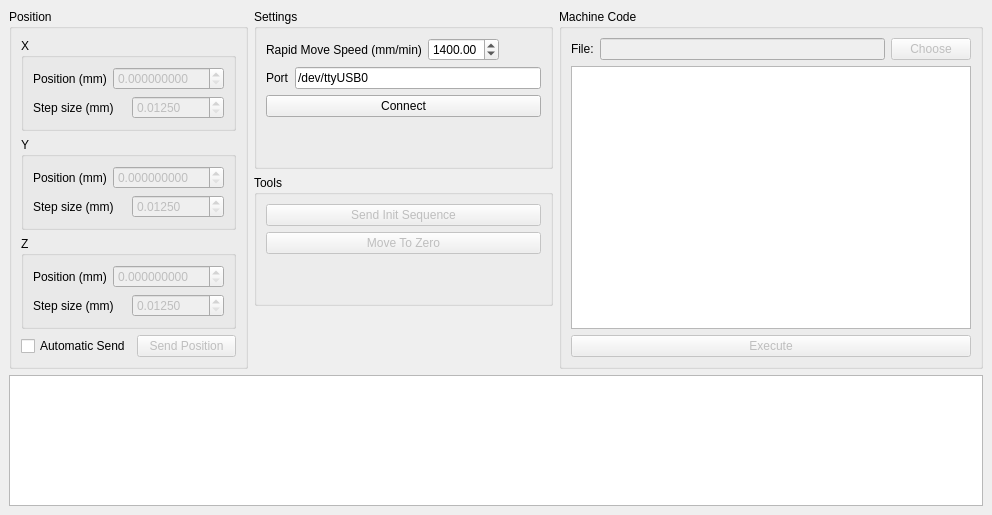
Old version of the form gui/ui.ui in the repository arneboe/vhf_cam330_cnc450_spc600.
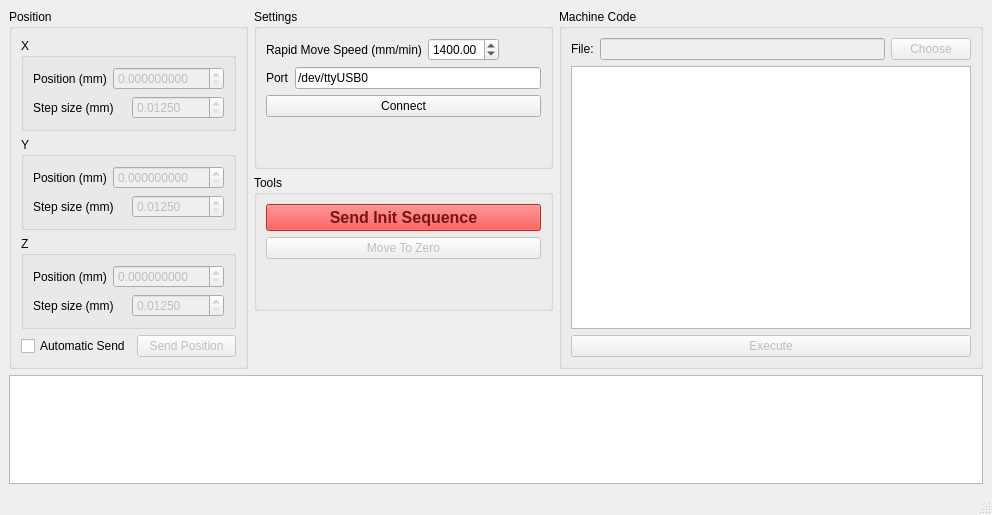
New version of the form.

```diff
--- a/gui/ui.ui
+++ b/gui/ui.ui
@@ -369,6 +369,428 @@
                <property name="enabled">
                 <bool>false</bool>
                </property>
+               <property name="palette">
+                <palette>
+                 <active>
+                  <colorrole role="WindowText">
+                   <brush brushstyle="SolidPattern">
+                    <color alpha="255">
+                     <red>0</red>
+                     <green>0</green>
+                     <blue>0</blue>
+                    </color>
+                   </brush>
+                  </colorrole>
+                  <colorrole role="Button">
+                   <brush brushstyle="SolidPattern">
+                    <color alpha="255">
+                     <red>239</red>
+                     <green>41</green>
+                     <blue>41</blue>
+                    </color>
+                   </brush>
+                  </colorrole>
+                  <colorrole role="Light">
+                   <brush brushstyle="SolidPattern">
+                    <color alpha="255">
+                     <red>255</red>
+                     <green>147</green>
+                     <blue>147</blue>
+                    </color>
+                   </brush>
+                  </colorrole>
+                  <colorrole role="Midlight">
+                   <brush brushstyle="SolidPattern">
+                    <color alpha="255">
+                     <red>247</red>
+                     <green>94</green>
+                     <blue>94</blue>
+                    </color>
+                   </brush>
+                  </colorrole>
+                  <colorrole role="Dark">
+                   <brush brushstyle="SolidPattern">
+                    <color alpha="255">
+                     <red>119</red>
+                     <green>20</green>
+                     <blue>20</blue>
+                    </color>
+                   </brush>
+                  </colorrole>
+                  <colorrole role="Mid">
+                   <brush brushstyle="SolidPattern">
+                    <color alpha="255">
+                     <red>159</red>
+                     <green>27</green>
+                     <blue>27</blue>
+                    </color>
+                   </brush>
+                  </colorrole>
+                  <colorrole role="Text">
+                   <brush brushstyle="SolidPattern">
+                    <color alpha="255">
+                     <red>0</red>
+                     <green>0</green>
+                     <blue>0</blue>
+                    </color>
+                   </brush>
+                  </colorrole>
+                  <colorrole role="BrightText">
+                   <brush brushstyle="SolidPattern">
+                    <color alpha="255">
+                     <red>255</red>
+                     <green>255</green>
+                     <blue>255</blue>
+                    </color>
+                   </brush>
+                  </colorrole>
+                  <colorrole role="ButtonText">
+                   <brush brushstyle="SolidPattern">
+                    <color alpha="255">
+                     <red>0</red>
+                     <green>0</green>
+                     <blue>0</blue>
+                    </color>
+                   </brush>
+                  </colorrole>
+                  <colorrole role="Base">
+                   <brush brushstyle="SolidPattern">
+                    <color alpha="255">
+                     <red>255</red>
+                     <green>255</green>
+                     <blue>255</blue>
+                    </color>
+                   </brush>
+                  </colorrole>
+                  <colorrole role="Window">
+                   <brush brushstyle="SolidPattern">
+                    <color alpha="255">
+                     <red>239</red>
+                     <green>41</green>
+                     <blue>41</blue>
+                    </color>
+                   </brush>
+                  </colorrole>
+                  <colorrole role="Shadow">
+                   <brush brushstyle="SolidPattern">
+                    <color alpha="255">
+                     <red>0</red>
+                     <green>0</green>
+                     <blue>0</blue>
+                    </color>
+                   </brush>
+                  </colorrole>
+                  <colorrole role="AlternateBase">
+                   <brush brushstyle="SolidPattern">
+                    <color alpha="255">
+                     <red>247</red>
+                     <green>148</green>
+                     <blue>148</blue>
+                    </color>
+                   </brush>
+                  </colorrole>
+                  <colorrole role="ToolTipBase">
+                   <brush brushstyle="SolidPattern">
+                    <color alpha="255">
+                     <red>255</red>
+                     <green>255</green>
+                     <blue>220</blue>
+                    </color>
+                   </brush>
+                  </colorrole>
+                  <colorrole role="ToolTipText">
+                   <brush brushstyle="SolidPattern">
+                    <color alpha="255">
+                     <red>0</red>
+                     <green>0</green>
+                     <blue>0</blue>
+                    </color>
+                   </brush>
+                  </colorrole>
+                 </active>
+                 <inactive>
+                  <colorrole role="WindowText">
+                   <brush brushstyle="SolidPattern">
+                    <color alpha="255">
+                     <red>0</red>
+                     <green>0</green>
+                     <blue>0</blue>
+                    </color>
+                   </brush>
+                  </colorrole>
+                  <colorrole role="Button">
+                   <brush brushstyle="SolidPattern">
+                    <color alpha="255">
+                     <red>239</red>
+                     <green>41</green>
+                     <blue>41</blue>
+                    </color>
+                   </brush>
+                  </colorrole>
+                  <colorrole role="Light">
+                   <brush brushstyle="SolidPattern">
+                    <color alpha="255">
+                     <red>255</red>
+                     <green>147</green>
+                     <blue>147</blue>
+                    </color>
+                   </brush>
+                  </colorrole>
+                  <colorrole role="Midlight">
+                   <brush brushstyle="SolidPattern">
+                    <color alpha="255">
+                     <red>247</red>
+                     <green>94</green>
+                     <blue>94</blue>
+                    </color>
+                   </brush>
+                  </colorrole>
+                  <colorrole role="Dark">
+                   <brush brushstyle="SolidPattern">
+                    <color alpha="255">
+                     <red>119</red>
+                     <green>20</green>
+                     <blue>20</blue>
+                    </color>
+                   </brush>
+                  </colorrole>
+                  <colorrole role="Mid">
+                   <brush brushstyle="SolidPattern">
+                    <color alpha="255">
+                     <red>159</red>
+                     <green>27</green>
+                     <blue>27</blue>
+                    </color>
+                   </brush>
+                  </colorrole>
+                  <colorrole role="Text">
+                   <brush brushstyle="SolidPattern">
+                    <color alpha="255">
+                     <red>0</red>
+                     <green>0</green>
+                     <blue>0</blue>
+                    </color>
+                   </brush>
+                  </colorrole>
+                  <colorrole role="BrightText">
+                   <brush brushstyle="SolidPattern">
+                    <color alpha="255">
+                     <red>255</red>
+                     <green>255</green>
+                     <blue>255</blue>
+                    </color>
+                   </brush>
+                  </colorrole>
+                  <colorrole role="ButtonText">
+                   <brush brushstyle="SolidPattern">
+                    <color alpha="255">
+                     <red>0</red>
+                     <green>0</green>
+                     <blue>0</blue>
+                    </color>
+                   </brush>
+                  </colorrole>
+                  <colorrole role="Base">
+                   <brush brushstyle="SolidPattern">
+                    <color alpha="255">
+                     <red>255</red>
+                     <green>255</green>
+                     <blue>255</blue>
+                    </color>
+                   </brush>
+                  </colorrole>
+                  <colorrole role="Window">
+                   <brush brushstyle="SolidPattern">
+                    <color alpha="255">
+                     <red>239</red>
+                     <green>41</green>
+                     <blue>41</blue>
+                    </color>
+                   </brush>
+                  </colorrole>
+                  <colorrole role="Shadow">
+                   <brush brushstyle="SolidPattern">
+                    <color alpha="255">
+                     <red>0</red>
+                     <green>0</green>
+                     <blue>0</blue>
+                    </color>
+                   </brush>
+                  </colorrole>
+                  <colorrole role="AlternateBase">
+                   <brush brushstyle="SolidPattern">
+                    <color alpha="255">
+                     <red>247</red>
+                     <green>148</green>
+                     <blue>148</blue>
+                    </color>
+                   </brush>
+                  </colorrole>
+                  <colorrole role="ToolTipBase">
+                   <brush brushstyle="SolidPattern">
+                    <color alpha="255">
+                     <red>255</red>
+                     <green>255</green>
+                     <blue>220</blue>
+                    </color>
+                   </brush>
+                  </colorrole>
+                  <colorrole role="ToolTipText">
+                   <brush brushstyle="SolidPattern">
+                    <color alpha="255">
+                     <red>0</red>
+                     <green>0</green>
+                     <blue>0</blue>
+                    </color>
+                   </brush>
+                  </colorrole>
+                 </inactive>
+                 <disabled>
+                  <colorrole role="WindowText">
+                   <brush brushstyle="SolidPattern">
+                    <color alpha="255">
+                     <red>119</red>
+                     <green>20</green>
+                     <blue>20</blue>
+                    </color>
+                   </brush>
+                  </colorrole>
+                  <colorrole role="Button">
+                   <brush brushstyle="SolidPattern">
+                    <color alpha="255">
+                     <red>239</red>
+                     <green>41</green>
+                     <blue>41</blue>
+                    </color>
+                   </brush>
+                  </colorrole>
+                  <colorrole role="Light">
+                   <brush brushstyle="SolidPattern">
+                    <color alpha="255">
+                     <red>255</red>
+                     <green>147</green>
+                     <blue>147</blue>
+                    </color>
+                   </brush>
+                  </colorrole>
+                  <colorrole role="Midlight">
+                   <brush brushstyle="SolidPattern">
+                    <color alpha="255">
+                     <red>247</red>
+                     <green>94</green>
+                     <blue>94</blue>
+                    </color>
+                   </brush>
+                  </colorrole>
+                  <colorrole role="Dark">
+                   <brush brushstyle="SolidPattern">
+                    <color alpha="255">
+                     <red>119</red>
+                     <green>20</green>
+                     <blue>20</blue>
+                    </color>
+                   </brush>
+                  </colorrole>
+                  <colorrole role="Mid">
+                   <brush brushstyle="SolidPattern">
+                    <color alpha="255">
+                     <red>159</red>
+                     <green>27</green>
+                     <blue>27</blue>
+                    </color>
+                   </brush>
+                  </colorrole>
+                  <colorrole role="Text">
+                   <brush brushstyle="SolidPattern">
+                    <color alpha="255">
+                     <red>119</red>
+                     <green>20</green>
+                     <blue>20</blue>
+                    </color>
+                   </brush>
+                  </colorrole>
+                  <colorrole role="BrightText">
+                   <brush brushstyle="SolidPattern">
+                    <color alpha="255">
+                     <red>255</red>
+                     <green>255</green>
+                     <blue>255</blue>
+                    </color>
+                   </brush>
+                  </colorrole>
+                  <colorrole role="ButtonText">
+                   <brush brushstyle="SolidPattern">
+                    <color alpha="255">
+                     <red>119</red>
+                     <green>20</green>
+                     <blue>20</blue>
+                    </color>
+                   </brush>
+                  </colorrole>
+                  <colorrole role="Base">
+                   <brush brushstyle="SolidPattern">
+                    <color alpha="255">
+                     <red>239</red>
+                     <green>41</green>
+                     <blue>41</blue>
+                    </color>
+                   </brush>
+                  </colorrole>
+                  <colorrole role="Window">
+                   <brush brushstyle="SolidPattern">
+                    <color alpha="255">
+                     <red>239</red>
+                     <green>41</green>
+                     <blue>41</blue>
+                    </color>
+                   </brush>
+                  </colorrole>
+                  <colorrole role="Shadow">
+                   <brush brushstyle="SolidPattern">
+                    <color alpha="255">
+                     <red>0</red>
+                     <green>0</green>
+                     <blue>0</blue>
+                    </color>
+                   </brush>
+                  </colorrole>
+                  <colorrole role="AlternateBase">
+                   <brush brushstyle="SolidPattern">
+                    <color alpha="255">
+                     <red>239</red>
+                     <green>41</green>
+                     <blue>41</blue>
+                    </color>
+                   </brush>
+                  </colorrole>
+                  <colorrole role="ToolTipBase">
+                   <brush brushstyle="SolidPattern">
+                    <color alpha="255">
+                     <red>255</red>
+                     <green>255</green>
+                     <blue>220</blue>
+                    </color>
+                   </brush>
+                  </colorrole>
+                  <colorrole role="ToolTipText">
+                   <brush brushstyle="SolidPattern">
+                    <color alpha="255">
+                     <red>0</red>
+                     <green>0</green>
+                     <blue>0</blue>
+                    </color>
+                   </brush>
+                  </colorrole>
+                 </disabled>
+                </palette>
+               </property>
+               <property name="font">
+                <font>
+                 <pointsize>12</pointsize>
+                 <weight>75</weight>
+                 <bold>true</bold>
+                </font>
+               </property>
                <property name="text">
                 <string>Send Init Sequence</string>
                </property>
@@ -508,6 +930,7 @@
     </item>
    </layout>
   </widget>
+  <widget class="QStatusBar" name="statusBar"/>
  </widget>
  <resources/>
  <connections/>
```
Left out of the diff: 8 changed lines with no effect on the pictures.
